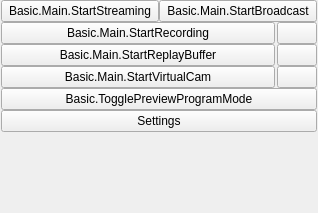
Qt form frontend/forms/OBSBasicControls.ui (neelkanth-patel26/Ocal-Record) before a commit.
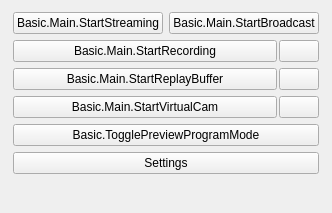
The same form after that commit. Icons and pictures are not drawn.

Commit message: feat(ui): overhaul Ocal Record layout, amber hero controls, and support screen/window/video sources

What changed in the file:
```diff
--- a/frontend/forms/OBSBasicControls.ui
+++ b/frontend/forms/OBSBasicControls.ui
@@ -30,19 +30,19 @@
     <widget class="QFrame" name="controlsFrame">
      <layout class="QVBoxLayout" name="buttonsVLayout">
       <property name="spacing">
-       <number>0</number>
+       <number>6</number>
       </property>
       <property name="leftMargin">
-       <number>0</number>
+       <number>12</number>
       </property>
       <property name="topMargin">
-       <number>0</number>
+       <number>12</number>
       </property>
       <property name="rightMargin">
-       <number>0</number>
+       <number>12</number>
       </property>
       <property name="bottomMargin">
-       <number>0</number>
+       <number>12</number>
       </property>
       <item>
        <layout class="QHBoxLayout" name="horizontalLayout_7">
```
The commit also changes 39 other files.
